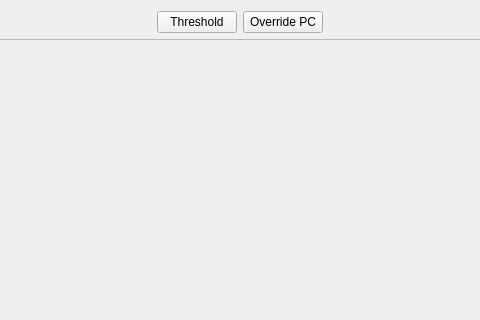
Before: the Qt Designer form Code/Mantid/Vates/VatesSimpleGui/ViewWidgets/inc/MantidVatesSimpleGuiViewWidgets/SplatterPlotView.ui in mantidproject/mantid, drawn with Qt 5; both pictures show x 222 to 702 and y 0 to 320 of the 924 by 684 pixel window.
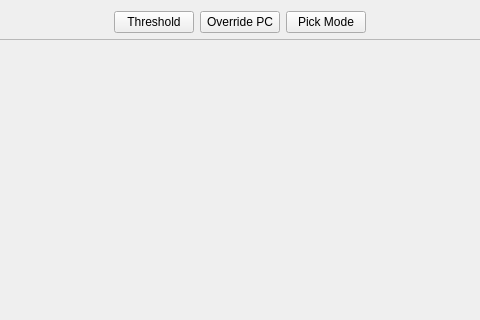
After: the same form once the commit is applied.

Commit message:
Refs #7148. Adding pick mode for Splatterplot
Can currently add and remove the VTK probe filter, but nothing else.

```diff
--- a/Code/Mantid/Vates/VatesSimpleGui/ViewWidgets/inc/MantidVatesSimpleGuiViewWidgets/SplatterPlotView.ui
+++ b/Code/Mantid/Vates/VatesSimpleGui/ViewWidgets/inc/MantidVatesSimpleGuiViewWidgets/SplatterPlotView.ui
@@ -49,6 +49,16 @@
        </property>
       </widget>
      </item>
+     <item>
+      <widget class="QPushButton" name="pickModeButton">
+       <property name="text">
+        <string>Pick Mode</string>
+       </property>
+       <property name="checkable">
+        <bool>true</bool>
+       </property>
+      </widget>
+     </item>
      <item>
       <spacer name="horizontalSpacer_2">
        <property name="orientation">
```
The commit also changes 2 other files.
